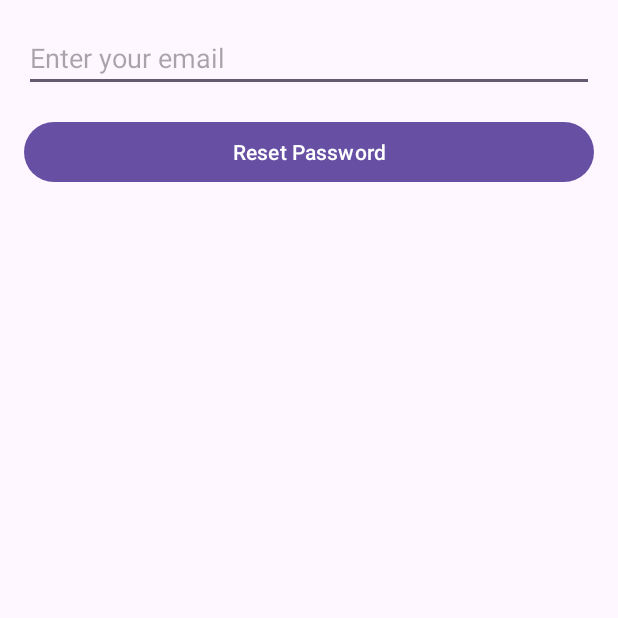
After one commit to gertahodolli/AndroidProject2024, an Android app: the ForgetPasswordActivity screen opened directly, with no data from a screen before it, on a phone screen of 412 x 824 dp, the top half of it. The commit adds this screen. Run offline under Robolectric (Android 15) with nearby library versions, the phone set to English and light mode, and no system bars; our stand-ins replace Firebase (no records; nobody signed in at launch, a user with empty details on screens opened directly).

Commit message:
Implemented 'Forgot Password' functionality

```diff
--- a/app/src/main/AndroidManifest.xml
+++ b/app/src/main/AndroidManifest.xml
@@ -13,6 +13,12 @@
         android:theme="@style/Theme.AndroidProject2024"
         tools:targetApi="31">
         <activity
+            android:name=".HomeActivity"
+            android:exported="false" />
+        <activity
+            android:name=".ForgetPasswordActivity"
+            android:exported="false" />
+        <activity
             android:name=".LoginActivity"
             android:exported="false" />
         <activity
--- /dev/null
+++ b/app/src/main/java/com/example/androidproject2024/ForgetPasswordActivity.java
@@ -0,0 +1,69 @@
+package com.example.androidproject2024;
+
+import android.os.Bundle;
+import android.text.TextUtils;
+import android.util.Patterns;
+import android.view.View;
+import android.widget.Button;
+import android.widget.EditText;
+import android.widget.ProgressBar;
+import android.widget.Toast;
+
+import androidx.appcompat.app.AppCompatActivity;
+
+import com.google.firebase.auth.FirebaseAuth;
+
+public class ForgetPasswordActivity extends AppCompatActivity {
+
+    private EditText emailEditText;
+    private Button resetPasswordButton;
+    private ProgressBar progressBar;
+
+    private FirebaseAuth mAuth;
+
+    @Override
+    protected void onCreate(Bundle savedInstanceState) {
+        super.onCreate(savedInstanceState);
+        setContentView(R.layout.activity_forget_password);
+
+        emailEditText = findViewById(R.id.emailEditText);
+        resetPasswordButton = findViewById(R.id.resetPasswordButton);
+        progressBar = findViewById(R.id.progressBar);
+
+        mAuth = FirebaseAuth.getInstance();
+
+        resetPasswordButton.setOnClickListener(v -> resetPassword());
+    }
+
+    private void resetPassword() {
+        String email = emailEditText.getText().toString().trim();
+
+        if (TextUtils.isEmpty(email)) {
+            emailEditText.setError("Email is required.");
+            emailEditText.requestFocus();
+            return;
+        }
+
+        if (!Patterns.EMAIL_ADDRESS.matcher(email).matches()) {
+            emailEditText.setError("Please enter a valid email.");
+            emailEditText.requestFocus();
+            return;
+        }
+
+        progressBar.setVisibility(View.VISIBLE);
+
+        try {
+            mAuth.sendPasswordResetEmail(email).addOnCompleteListener(task -> {
+                progressBar.setVisibility(View.GONE);
+                if (task.isSuccessful()) {
+                    Toast.makeText(ForgetPasswordActivity.this, "Password reset email sent.", Toast.LENGTH_LONG).show();
+                } else {
+                    Toast.makeText(ForgetPasswordActivity.this, "Failed to send reset email.", Toast.LENGTH_LONG).show();
+                }
+            });
+        } catch (Exception e) {
+            progressBar.setVisibility(View.GONE);
+            Toast.makeText(ForgetPasswordActivity.this, "An error occurred: " + e.getMessage(), Toast.LENGTH_LONG).show();
+        }
+    }
+}
--- /dev/null
+++ b/app/src/main/res/layout/activity_forget_password.xml
@@ -0,0 +1,29 @@
+<?xml version="1.0" encoding="utf-8"?>
+<LinearLayout xmlns:android="http://schemas.android.com/apk/res/android"
+    android:layout_width="match_parent"
+    android:layout_height="match_parent"
+    android:orientation="vertical"
+    android:padding="16dp">
+
+    <EditText
+        android:id="@+id/emailEditText"
+        android:layout_width="match_parent"
+        android:layout_height="wrap_content"
+        android:hint="Enter your email"
+        android:inputType="textEmailAddress" />
+
+    <Button
+        android:id="@+id/resetPasswordButton"
+        android:layout_width="match_parent"
+        android:layout_height="wrap_content"
+        android:text="Reset Password"
+        android:layout_marginTop="16dp" />
+
+    <ProgressBar
+        android:id="@+id/progressBar"
+        android:layout_width="wrap_content"
+        android:layout_height="wrap_content"
+        android:layout_gravity="center"
+        android:visibility="gone" />
+
+</LinearLayout>
```
Also changed, not shown: app/src/main/java/com/example/androidproject2024/HomeActivity.java (added, +24 -0 lines), app/src/main/java/com/example/androidproject2024/LoginActivity.java (+8 -0 lines), app/src/main/res/layout/activity_home.xml (added, +10 -0 lines).
